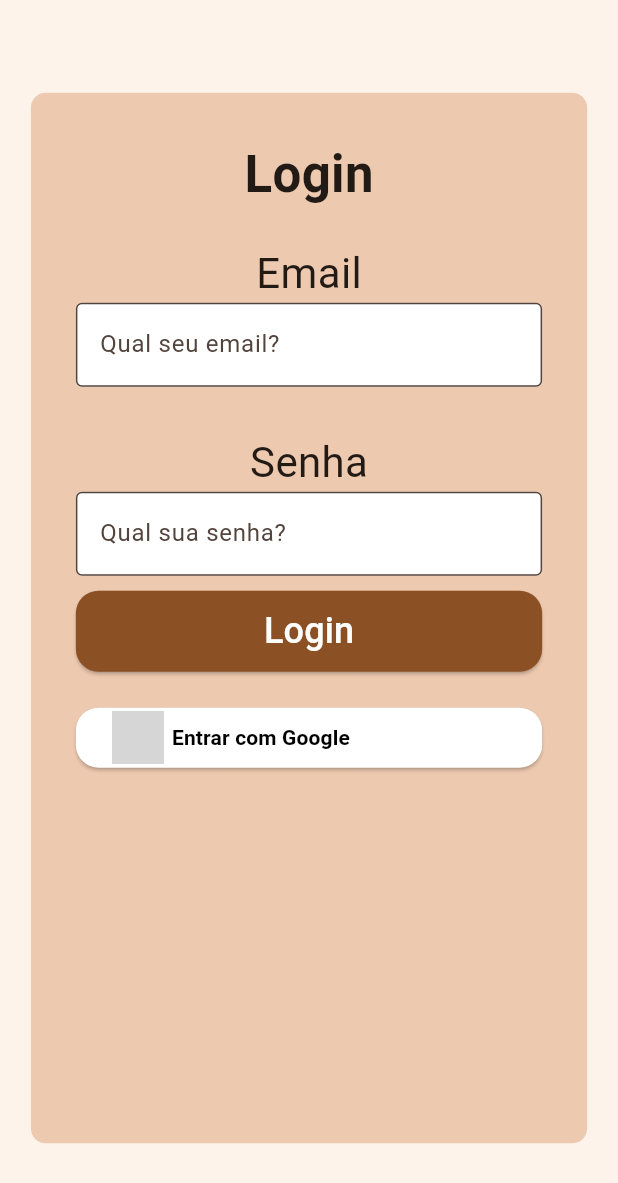
After one commit to pedrokGs/ProjetoSenai, a Flutter app: the screen it shows after launch, after a tap on "ENTRAR", on a phone screen of 412 x 824 dp. The commit adds this screen. Shown: the top 1183 px of the screen. Run offline on Flutter 3.47's test engine with Material 3 defaults, Android fonts, the phone set to English and light mode, and no system bars; our stand-ins replace carousel_slider, cloud_firestore, firebase_auth, firebase_core, google_sign_in; accounts and stored records are empty; generated files the repository leaves out were written again; network calls fail; grey boxes are pictures that could not be loaded.

Commit message:
18.03.2025

```diff
--- /dev/null
+++ b/lib/FirebaseAuthService.dart
@@ -0,0 +1,42 @@
+import 'package:firebase_auth/firebase_auth.dart';
+import 'package:google_sign_in/google_sign_in.dart';
+
+class FirebaseAuthService {
+  final FirebaseAuth _auth = FirebaseAuth.instance;
+
+  Future<UserCredential> createUserWithEmailAndPassword(
+      String email, String password) async {
+    return await _auth.createUserWithEmailAndPassword(email: email, password: password);
+  }
+
+  Future<UserCredential> signInWithEmailAndPassword(
+      String email, String password) async {
+    return await _auth.signInWithEmailAndPassword(email: email, password: password);
+  }
+
+  Future<void> signOut() async{
+    return await _auth.signOut();
+  }
+
+  Future<UserCredential?> signInWithGoogle() async {
+    try {
+      final GoogleSignInAccount? googleSignInAccount = await GoogleSignIn().signIn();
+      if (googleSignInAccount != null) {
+        final GoogleSignInAuthentication googleSignInAuthentication =
+        await googleSignInAccount.authentication;
+
+        final AuthCredential credential = GoogleAuthProvider.credential(
+          accessToken: googleSignInAuthentication.accessToken,
+          idToken: googleSignInAuthentication.idToken,
+        );
+
+        return await _auth.signInWithCredential(credential);
+      }
+      return null;
+    } catch (e) {
+      print("Erro ao fazer login com o Google: $e");
+      return null;
+    }
+  }
+
+}
--- /dev/null
+++ b/lib/FirestoreService.dart
@@ -0,0 +1,11 @@
+import 'package:cloud_firestore/cloud_firestore.dart';
+
+class FirestoreService {
+  final FirebaseFirestore _firestore = FirebaseFirestore.instance;
+
+  FirebaseFirestore get firestore => _firestore;
+
+  Future<void> addUser(String userId, Map<String, dynamic> userData) async{
+    await _firestore.collection('users').doc(userId).set(userData);
+  }
+}
--- a/lib/Paginas/telainicio.dart
+++ b/lib/Paginas/telainicio.dart
@@ -101,7 +101,7 @@ class _telaInicioState extends State<telaInicio> {
                             Text(
                               "CADASTRAR",
                               style: TextStyle(
-                                fontSize: 50,
+                                fontSize: 38,
                                 color: Colors.white,
                                 shadows: <Shadow>[
                                   Shadow(
@@ -135,7 +135,7 @@ class _telaInicioState extends State<telaInicio> {
                           ],
                         ),
                         onPressed: () {
-                          Navigator.pushNamed(context, '/cadastro');
+                          Navigator.pushNamed(context, '/loginCadastro', arguments: {'tipo': 'cadastro'});
                         },
                       ),
                     ),
@@ -156,14 +156,14 @@ class _telaInicioState extends State<telaInicio> {
                             vertical: 20,
                           ),
                           textStyle: TextStyle(
-                            fontSize: 40,
+                            fontSize: 38,
                             fontWeight: FontWeight.bold,
                           ),
                         ),
                         child: Text(
                           "ENTRAR",
                           style: TextStyle(
-                            fontSize: 50,
+                            fontSize: 38,
                             color: Colors.white,
                             shadows: <Shadow>[
                               Shadow(
@@ -180,7 +180,9 @@ class _telaInicioState extends State<telaInicio> {
                             fontFamily: 'Harmoni',
                           ),
                         ),
-                        onPressed: () {},
+                        onPressed: () {
+                          Navigator.pushNamed(context, '/loginCadastro', arguments: {'tipo': 'login'});
+                        },
                       ),
                     ),
                   ],
--- /dev/null
+++ b/lib/Usuario/loginCadastro.dart
@@ -0,0 +1,335 @@
+import 'package:firebase_auth/firebase_auth.dart';
+import 'package:flutter/cupertino.dart';
+import 'package:flutter/material.dart';
+import 'package:google_sign_in/google_sign_in.dart';
+
+import '../FirebaseAuthService.dart';
+import '../FirestoreService.dart';
+
+class loginCadastro extends StatefulWidget {
+  const loginCadastro({super.key});
+
+  @override
+  State<loginCadastro> createState() => _loginCadastroState();
+}
+
+class _loginCadastroState extends State<loginCadastro> {
+  final FirebaseAuthService _authService = FirebaseAuthService();
+  final FirestoreService _firestoreService = FirestoreService();
+  String _tipo = "login";
+
+  @override
+  void didChangeDependencies() {
+    super.didChangeDependencies();
+    final args =
+    ModalRoute.of(context)?.settings.arguments as Map<String, dynamic>?;
+    if (args != null && args.containsKey('tipo')) {
+      setState(() {
+        _tipo = args['tipo'] as String;
+      });
+    }
+  }
+
+  Future<void> _signInWithGoogle() async {
+    UserCredential? userCredential = await _authService.signInWithGoogle();
+    if (userCredential != null) {
+      Navigator.pushReplacementNamed(context, '/home'); // Substitua '/home' pela sua rota principal
+    } else {
+      ScaffoldMessenger.of(context).showSnackBar(SnackBar(content: Text("Ocorreu um erro ao fazer login com o Google.")));
+    }
+  }
+
+  late final TextEditingController _nomeController =
+  new TextEditingController();
+  late final TextEditingController _emailController =
+  new TextEditingController();
+  late final TextEditingController _senhaController =
+  new TextEditingController();
+  String _idioma = "";
+  bool termos = false;
+  final nome = "";
+  final senha = "";
+  final email = "";
+
+  final _formKey = GlobalKey<FormState>();
+
+  Future<void> _signInWithEmail() async {
+    if (_formKey.currentState!.validate()) {
+      try {
+        UserCredential userCredential;
+        if (_tipo == 'cadastro') {
+          userCredential = await _authService.createUserWithEmailAndPassword(
+              _emailController.text, _senhaController.text);
+          await _firestoreService.addUser(
+              userCredential.user!.uid, {'email': _emailController.text, 'nome': _nomeController.text, 'idioma': _idioma});
+        } else {
+          userCredential = await _authService.signInWithEmailAndPassword(
+              _emailController.text, _senhaController.text);
+        }
+        Navigator.pushReplacementNamed(context, '/home'); // Substitua '/home' pela sua rota principal
+      } on FirebaseAuthException catch (e) {
+        ScaffoldMessenger.of(context).showSnackBar(SnackBar(
+            content: Text(e.message ?? "Ocorreu um erro inesperado")));
+      }
+    }
+  }
+
+  @override
+  Widget build(BuildContext context) {
+    return Scaffold(
+      backgroundColor: Color(0xFFfef3ea),
+      body: Center(
+        child: Container(
+          decoration: BoxDecoration(
+            borderRadius: BorderRadius.circular(10),
+            color: Color(0xFFedc9af),
+          ),
+          width: MediaQuery.of(context).size.width * 0.9,
+          height: MediaQuery.of(context).size.height * 0.85,
+          padding: EdgeInsets.all(30),
+          margin: EdgeInsets.all(20),
+          child: Form(
+            child: Column(
+              children: [
+                Container(
+                  height: 50,
+                  child: Text(
+                    _tipo == 'login' ? 'Login' : 'Cadastro',
+                    style: TextStyle(fontWeight: FontWeight.bold, fontSize: 34),
+                  ),
+                ),
+                _tipo == 'cadastro'
+                    ? Container(
+                  margin: EdgeInsets.fromLTRB(0.0, 20.0, 0.0, 10.0),
+                  child: Column(
+                    children: [
+                      Text(
+                        "Nome",
+                        style: TextStyle(fontSize: 28),
+                        textDirection: TextDirection.ltr,
+                      ),
+                      TextFormField(
+                        controller: _nomeController,
+                        decoration: InputDecoration(
+                          hintText: "Qual o seu nome?",
+                          border: OutlineInputBorder(),
+                          fillColor: Colors.white,
+                          filled: true,
+                        ),
+                        validator: (value) {
+                          if (value == null || value.isEmpty) {
+                            return 'Por favor, insira seu nome';
+                          }
+                          return null;
+                        },
+                      ),
+                    ],
+                  ),
+                )
+                    : Container(),
+
+                Container(
+                  margin: EdgeInsets.fromLTRB(0.0, 20.0, 0.0, 10.0),
+                  child: Column(
+                    children: [
+                      Text(
+                        "Email",
+                        style: TextStyle(fontSize: 28),
+                        textDirection: TextDirection.ltr,
+                      ),
+                      TextFormField(
+                        controller: _emailController,
+                        decoration: InputDecoration(
+                          hintText: "Qual seu email?",
+                          border: OutlineInputBorder(),
+                          fillColor: Colors.white,
+                          filled: true,
+                        ),
+                        validator: (value) {
+                          if (value == null || value.isEmpty) {
+                            return 'Por favor, insira seu email';
+                          }
+                          if (!RegExp(r'^[\w-\.]+@([\w-]+\.)+[\w-]{2,4}$')
+                              .hasMatch(value)) {
+                            return 'Por favor, insira um email válido';
+                          }
+                          return null;
+                        },
+                      ),
+                    ],
+                  ),
+                ),
+
+                Container(
+                  margin: EdgeInsets.fromLTRB(0.0, 20.0, 0.0, 10.0),
+                  child: Column(
+                    children: [
+                      Text(
+                        "Senha",
+                        style: TextStyle(fontSize: 28),
+                        textDirection: TextDirection.ltr,
+                      ),
+                      TextFormField(
+                        obscureText: true,
+                        controller: _senhaController,
+                        decoration: InputDecoration(
+                          hintText: "Qual sua senha?",
+                          border: OutlineInputBorder(),
+                          fillColor: Colors.white,
+                          filled: true,
+                        ),
+                        validator: (value) {
+                          if (value == null || value.isEmpty) {
+                            return 'Por favor, insira sua senha';
+                          }
+                          if (value.length < 6) {
+                            return 'A senha deve ter pelo menos 6 caracteres';
+                          }
+                          return null;
+                        },
+                      ),
+                    ],
+                  ),
+                ),
+
+                _tipo == 'cadastro'
+                    ? Container(
+                  child: Column(
+                    children: [
+                      Text(
+                        "Idioma",
+                        style: TextStyle(fontSize: 28),
+                        textDirection: TextDirection.ltr,
+                      ),
+                      DropdownButtonFormField<String>(
+                        items:
+                        <String>['Português', 'Inglês', 'Espanhol'].map(
+                              (String _idioma) {
+                            return DropdownMenuItem<String>(
+                              value: _idioma,
+                              child: Text(_idioma),
+                            );
+                          },
+                        ).toList(),
+                        onChanged: (String? newValue) {
+                          setState(() {
+                            _idioma =
+                            newValue!; // Atualiza a variável _idioma
+                          });
+                        },
+                        decoration: InputDecoration(
+                          hintText: "Qual seu idioma?",
+                          border: OutlineInputBorder(),
+                          fillColor: Colors.white,
+                          filled: true,
+                        ),
+                      ),
+                    ],
+                  ),
+                )
+                    : Container(),
+
+                _tipo == 'cadastro'
+                    ? Row(
+                  children: [
+                    Checkbox(
+                      value: termos,
+                      onChanged: (value) {
+                        setState(() {
+                          termos = value!;
+                        });
+                      },
+                    ),
+                    Text("Eu aceito os Termos e Contrato"),
+                  ],
+                )
+                    : Container(),
+
+                _tipo == 'cadastro'
+                    ? SizedBox(
+                  width: MediaQuery.of(context).size.width * 0.8,
+                  child: ElevatedButton(
+                    style: ElevatedButton.styleFrom(
+                      shape: RoundedRectangleBorder(
+                        borderRadius: BorderRadius.circular(15),
+                      ),
+                      backgroundColor:
+                      Theme.of(context).colorScheme.primary,
+                      padding: EdgeInsets.all(10),
+                    ),
+                    onPressed: () async {
+                      if (!termos) {
+                        ScaffoldMessenger.of(context).showSnackBar(SnackBar(
+                            content: Text(
+                                "Por favor, aceite os termos e condições")));
+                        return;
+                      }
+                      UserCredential userCredential = await _authService
+                          .createUserWithEmailAndPassword(_emailController.text, _senhaController.text);
+                      await _firestoreService.addUser(
+                        userCredential.user!.uid,
+                          {'nome': _nomeController.text, 'email': _emailController.text, 'senha': _senhaController.text, 'idioma': _idioma});
+                    },
+                    child: Text(
+                      'Cadastro',
+                      style: TextStyle(fontSize: 24, color: Colors.white),
+                    ),
+                  ),
+                )
+                    : SizedBox(
+                  width: MediaQuery.of(context).size.width * 0.8,
+                  child: ElevatedButton(
+                    style: ElevatedButton.styleFrom(
+                      shape: RoundedRectangleBorder(
+                        borderRadius: BorderRadius.circular(15),
+                      ),
+                      backgroundColor:
+                      Theme.of(context).colorScheme.primary,
+                      padding: EdgeInsets.all(10),
+                    ),
+                    onPressed: () async {
+                      UserCredential userCredential = await _authService
+                          .signInWithEmailAndPassword(_emailController.text, _senhaController.text);
+                    },
+                    child: Text(
+                      'Login',
+                      style: TextStyle(fontSize: 24, color: Colors.white),
+                    ),
+                  ),
+                ),
+                SizedBox(height:20,),
+                ElevatedButton(
+                  style: ElevatedButton.styleFrom(
+                    shape: RoundedRectangleBorder(
+                      borderRadius: BorderRadius.circular(15),
+                    ),
+                    backgroundColor: Colors.white,
+                  ),
+                  onPressed: _signInWithGoogle,
+                  child: Row(
+                    children: [
+                      Image.network(
+                        'http://pngimg.com/uploads/google/google_PNG19635.png',
+                        fit: BoxFit.cover,
+                        height: 35,
+                        width: 35,
+                      ),
+                      SizedBox(width: 5),
+                      Text(
+                        "Entrar com Google",
+                        style: TextStyle(
+                          color: Colors.black,
+                          fontWeight: FontWeight.bold,
+                        ),
+                      ),
+                    ],
+                  ),
+                ),
+              ],
+            ),
+          ),
+        ),
+      ),
+    );
+  }
+}
--- a/lib/main.dart
+++ b/lib/main.dart
@@ -1,5 +1,5 @@
 import 'package:biblioteca/Paginas/homePage.dart';
-import 'package:biblioteca/Usuario/cadastro.dart';
+import 'package:biblioteca/Usuario/loginCadastro.dart';
 import 'package:biblioteca/Paginas/telainicio.dart';
 import 'package:flutter/material.dart';
 import 'package:firebase_core/firebase_core.dart';
@@ -24,14 +24,13 @@ class MyApp extends StatelessWidget {
       title: 'Flutter Demo',
       debugShowCheckedModeBanner: false,
       theme: ThemeData(
-
         //colorScheme: ColorScheme.fromSeed(seedColor: Colors.deepPurple),
         colorScheme: ColorScheme.fromSeed(seedColor: Color(0xff65350f))
       ),
       home: telaInicio(),
       routes: <String, WidgetBuilder> {
-        '/cadastro': (BuildContext context) => const Cadastro(),
-        '/homePage': (BuildContext context) => const HomePage(),
+        '/loginCadastro': (BuildContext context) => const loginCadastro(),
+        '/home': (BuildContext context) => const HomePage(),
       },
     );
   }
--- a/pubspec.yaml
+++ b/pubspec.yaml
@@ -38,6 +38,7 @@ dependencies:
   firebase_core: ^3.12.1
   google_sign_in: ^6.3.0
   firebase_auth: ^5.5.1
+  cloud_firestore: ^5.6.5
 
 dev_dependencies:
   flutter_test:
```
Also changed, not shown: lib/Usuario/cadastro.dart (deleted, +0 -46 lines), lib/Usuario/login.dart (deleted, +0 -15 lines), pubspec.lock, 4 other files.
